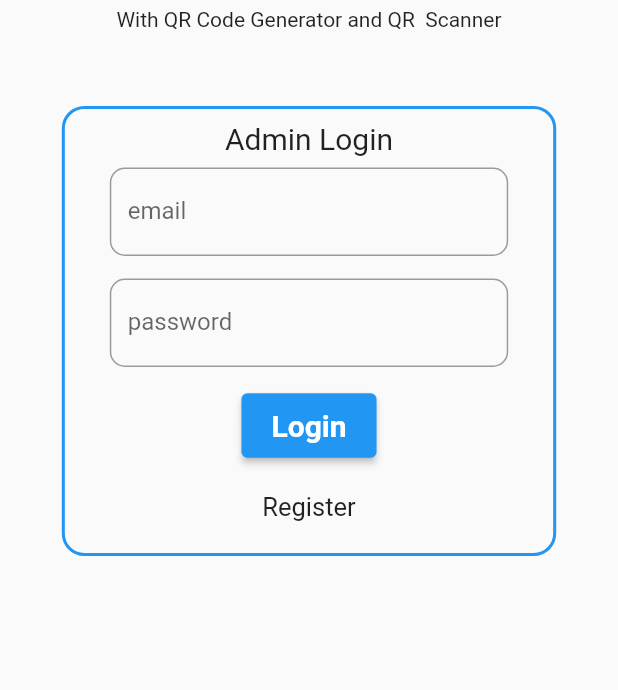
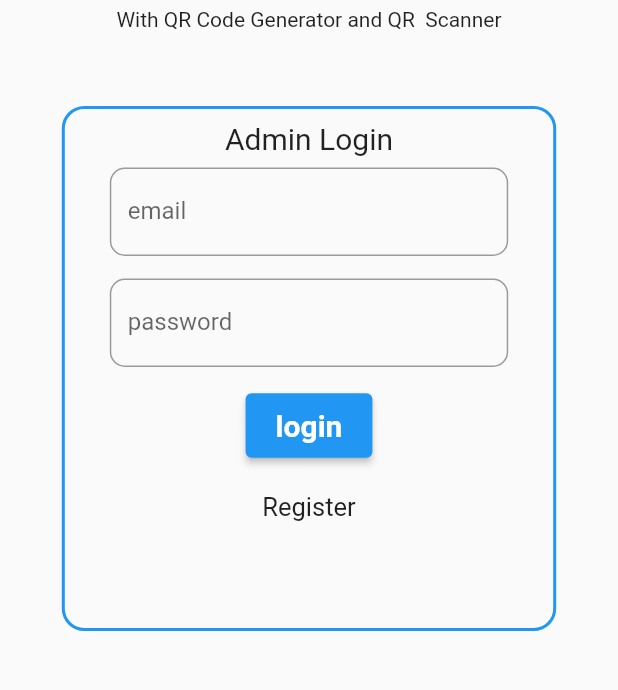
Before and after one commit to JideijeEmeka/event_app, a Flutter app: the screen it shows after launch, on a phone screen of 412 x 824 dp, the part 143-833 px from its top. Run offline on Flutter 3.47's test engine with Material 2 defaults, Android fonts, the phone set to English and light mode, and no system bars; our stand-ins replace cloud_firestore, firebase_auth, firebase_core; missing offline and left inert: mailer; accounts and stored records are empty.

Commit message:
updated some features

```diff
--- a/lib/screens/admin_login.dart
+++ b/lib/screens/admin_login.dart
@@ -1,5 +1,8 @@
 import 'package:event_app/customwidgets/widgets.dart';
 import 'package:event_app/screens/admin_reg.dart';
+import 'package:event_app/screens/events_page.dart';
+import 'package:event_app/services/auth.dart';
+import 'package:event_app/services/database.dart';
 import 'package:flutter/material.dart';
 
 class AdminLogin extends StatefulWidget {
@@ -10,10 +13,68 @@ class AdminLogin extends StatefulWidget {
 }
 
 class _AdminLoginState extends State<AdminLogin> {
+  bool isLoading = false;
+
+  final formKey = GlobalKey<FormState>();
+  TextEditingController emailController = new TextEditingController();
+  TextEditingController passwordController = new TextEditingController();
+  AuthMethods authMethods = new AuthMethods();
+  DatabaseMethods databaseMethods = new DatabaseMethods();
+
+  signIn() {
+    if (formKey.currentState!.validate()) {
+      Map<String, String> userInfoMap = {
+        'email': emailController.text,
+        'password': passwordController.text,
+      };
+
+      setState(() {
+        isLoading = true;
+      });
+
+      authMethods
+          .signInWithEmailandPassword(
+              emailController.text, passwordController.text)
+          .then((val) {
+        databaseMethods.uploadUserInfo(userInfoMap);
+        Navigator.pushReplacement(
+            context, MaterialPageRoute(builder: (context) => EventPage()));
+      });
+    }
+  }
+
   @override
   Widget build(BuildContext context) {
-    return Container(
-      height: 300,
+    return isLoading
+        ? Center(
+            child: Container(
+              width: MediaQuery.of(context).size.width - 70,
+              height: 110,
+              decoration: BoxDecoration(
+                border: Border.all(color: Colors.blue, width: 5),
+                color: Colors.white,
+              ),
+              child: Row(
+                mainAxisAlignment: MainAxisAlignment.center,
+                children: [
+                  Text('Signin In...',
+                      style: TextStyle(
+                        fontSize: 22,
+                        fontWeight: FontWeight.w500,
+                      )),
+                  SizedBox(
+                    width: 10,
+                  ),
+                  CircularProgressIndicator(
+                    color: Colors.pink,
+                    backgroundColor: Colors.blue,
+                  ),
+                ],
+              ),
+            ),
+          )
+        : Container(
+            height: 350,
             width: MediaQuery.of(context).size.width * 0.8,
             decoration: BoxDecoration(
                 border: Border.all(width: 2, color: Colors.blue),
@@ -27,26 +88,70 @@ class _AdminLoginState extends State<AdminLogin> {
                     style: TextStyle(fontSize: 20),
                   ),
                 ),
+                Form(
+                    key: formKey,
+                    child: Column(
+                      children: [
                         Padding(
                             padding: const EdgeInsets.symmetric(horizontal: 30),
-              child: customTextField("email", "your email")),
+                            child: TextFormField(
+                              validator: (val) {
+                                return RegExp(
+                                            r"^[a-zA-Z0-9.a-zA-Z0-9.!#$%&'*+-/=?^_`{|}~]+@[a-zA-Z0-9]+\.[a-zA-Z]+")
+                                        .hasMatch(val!)
+                                    ? null
+                                    : 'Please provide a valid email';
+                              },
+                              controller: emailController,
+                              decoration: InputDecoration(
+                                  labelText: "email",
+                                  hintText: "your email",
+                                  border: OutlineInputBorder(
+                                      borderRadius: BorderRadius.circular(10))),
+                            )),
                         SizedBox(
                           height: 15,
                         ),
                         Padding(
                             padding: const EdgeInsets.symmetric(horizontal: 30),
-              child: customTextField("password", "your password")),
+                            child: TextFormField(
+                              obscureText: true,
+                              validator: (val) {
+                                return val!.length > 5
+                                    ? null
+                                    : 'Please provide a password of 6+ characters';
+                              },
+                              controller: passwordController,
+                              decoration: InputDecoration(
+                                  labelText: "password",
+                                  hintText: "your password",
+                                  border: OutlineInputBorder(
+                                      borderRadius: BorderRadius.circular(10))),
+                            )),
+                      ],
+                    )),
                 SizedBox(
                   height: 15,
                 ),
-          customButton("Login"),
+                ElevatedButton(
+                  onPressed: () {
+                    signIn();
+                  },
+                  child: Text("login"),
+                  style: ElevatedButton.styleFrom(
+                      primary: Colors.blue,
+                      padding:
+                          EdgeInsets.symmetric(horizontal: 20, vertical: 10),
+                      textStyle:
+                          TextStyle(fontSize: 20, fontWeight: FontWeight.bold)),
+                ),
                 SizedBox(
                   height: 20,
                 ),
                 GestureDetector(
                   onTap: () {
-              Navigator.push(
-                  context, MaterialPageRoute(builder: (context) => AdminReg()));
+                    Navigator.push(context,
+                        MaterialPageRoute(builder: (context) => AdminReg()));
                   },
                   child: Text(
                     "Register",
```
Also changed, not shown: lib/screens/check_in_users.dart (+21 -2 lines), lib/screens/events_page.dart (+22 -1 lines). Lines whose indentation alone changed are shown as unchanged.
